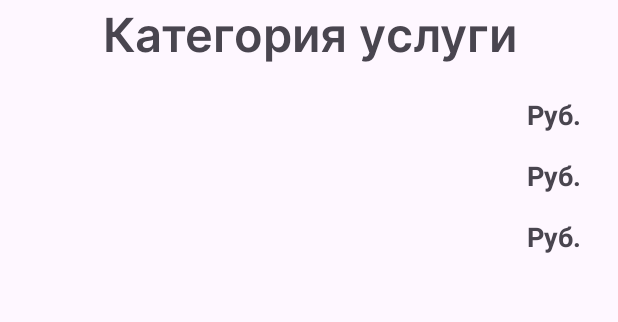
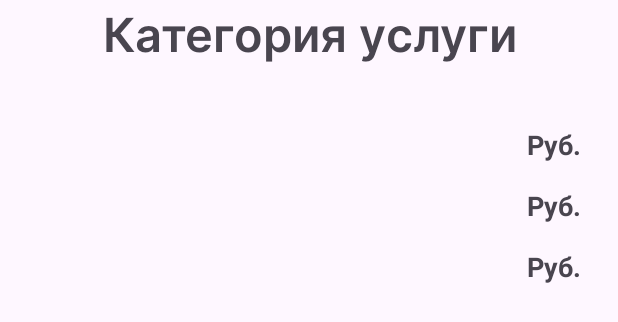
Before and after one commit to Mazay713/Syberian-Cat-Tattoo, an Android app built with Jetpack Compose: the layout fragment_services_by_category.xml on its own in the app's theme, with its tools: preview values and no code run, on a phone screen of 412 x 824 dp. Shown: the top 322 px of the screen. Run offline under Robolectric (Android 15) with nearby library versions, the phone set to English and light mode, and no system bars.

Commit message:
20.06.2024 12:25

```diff
--- a/app/src/main/res/layout/activity_list_users.xml
+++ b/app/src/main/res/layout/activity_list_users.xml
@@ -7,7 +7,7 @@
     <androidx.recyclerview.widget.RecyclerView
         android:id="@+id/recyclerView"
         android:layout_width="match_parent"
-        android:layout_height="500dp"
+        android:layout_height="675dp"
         android:padding="16dp"
         android:scrollbars="vertical" />
 
--- a/app/src/main/res/layout/fragment_services_by_category.xml
+++ b/app/src/main/res/layout/fragment_services_by_category.xml
@@ -8,18 +8,26 @@
     <TextView
         android:id="@+id/ServiceCategory"
         android:layout_width="match_parent"
-        android:layout_height="68dp"
+        android:layout_height="wrap_content"
+        android:fontFamily="@font/semibold"
         android:text="Категория услуги"
-        android:textSize="14pt"
-        android:fontFamily="@font/semibold"
-        android:textAlignment="center"/>
+        android:textAlignment="center"
+        android:textSize="14pt" />
 
     <androidx.recyclerview.widget.RecyclerView
         android:id="@+id/services_recycler_view"
         android:layout_width="match_parent"
-        android:layout_height="645dp"
+        android:layout_height="wrap_content"
+        android:layout_marginTop="60dp"
+        android:clipChildren="false"
+        android:clipToPadding="false"
+        android:hapticFeedbackEnabled="false"
+        android:isScrollContainer="false"
+        android:keepScreenOn="false"
+        android:longClickable="false"
+        android:nestedScrollingEnabled="false"
+        android:layout_below = "@id/ServiceCategory"
         android:padding="16dp"
-        android:layout_marginTop="40dp"
         tools:listitem="@layout/item_service_category" />
 
 </FrameLayout>
```
